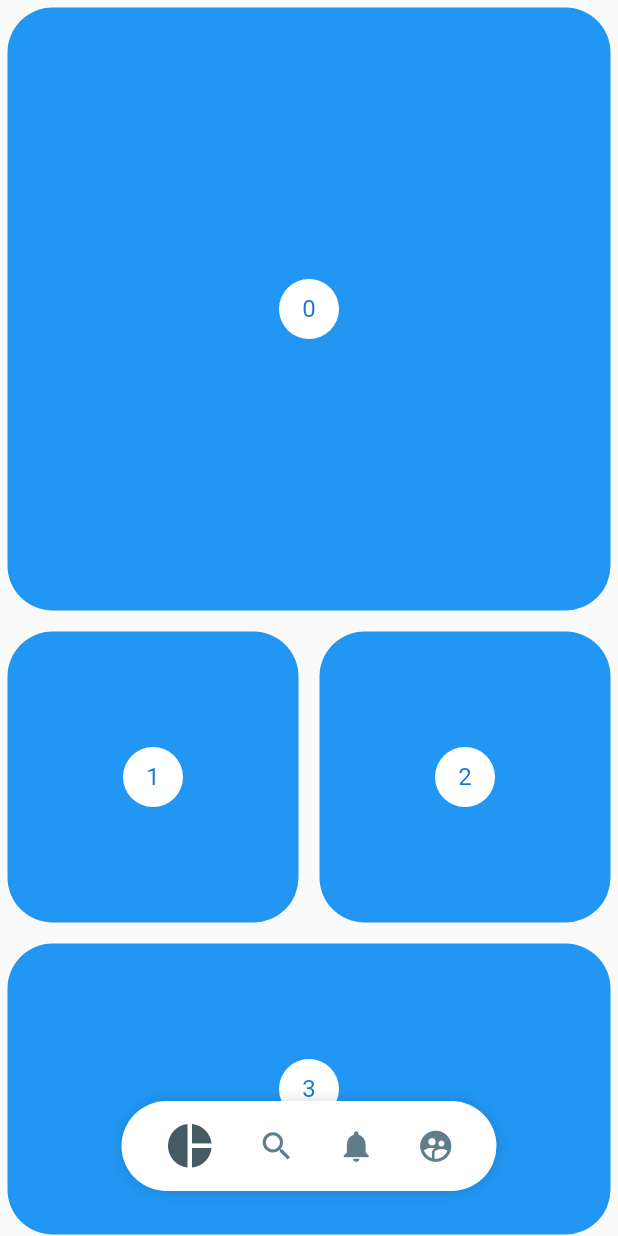
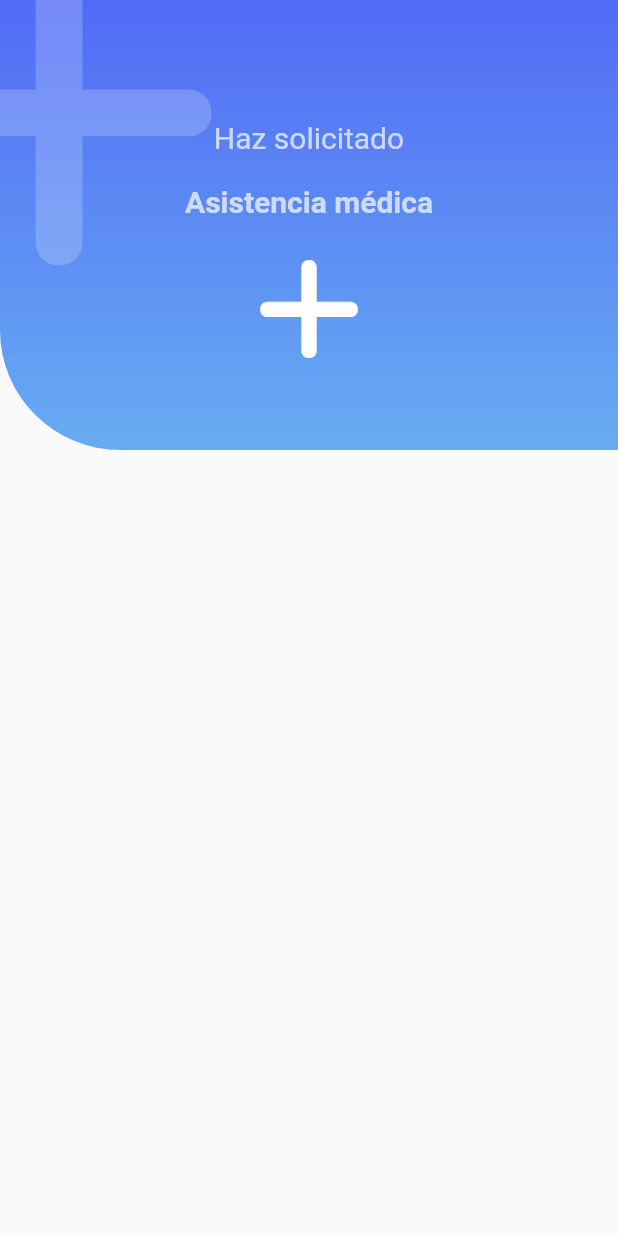
Before and after one commit to laubrener/design_animations, a Flutter app: the screen it shows after launch, on a phone screen of 412 x 824 dp. Run offline on Flutter 3.47's test engine with Material 2 defaults, Android fonts, the phone set to English and light mode, and no system bars; our stand-ins replace flutter_svg, font_awesome_flutter.

Commit message:
emergency header

```diff
--- a/lib/main.dart
+++ b/lib/main.dart
@@ -1,5 +1,6 @@
-import 'package:design/pages/pinterest_page.dart';
+import 'package:design/pages/emergency_page.dart';
 import 'package:flutter/material.dart';
+// import 'package:design/pages/pinterest_page.dart';
 // import 'package:design/pages/slideshow_page.dart';
 // import 'package:design/pages/graficas_circulares_page.dart';
 // import 'package:design/challenges/cuadrado_animado.dart';
@@ -22,7 +23,7 @@ class MyApp extends StatelessWidget {
       theme: ThemeData(
         primarySwatch: Colors.blue,
       ),
-      home: PinterestPage(),
+      home: const EmergencyPage(),
     );
   }
 }
--- /dev/null
+++ b/lib/pages/emergency_page.dart
@@ -0,0 +1,18 @@
+import 'package:design/widgets/headers.dart';
+import 'package:flutter/material.dart';
+import 'package:font_awesome_flutter/font_awesome_flutter.dart';
+
+class EmergencyPage extends StatelessWidget {
+  const EmergencyPage({Key? key}) : super(key: key);
+
+  @override
+  Widget build(BuildContext context) {
+    return const Scaffold(
+      body: IconHeader(
+        icon: FontAwesomeIcons.plus,
+        titulo: 'Asistencia médica',
+        subTitulo: 'Haz solicitado',
+      ),
+    );
+  }
+}
--- a/lib/widgets/headers.dart
+++ b/lib/widgets/headers.dart
@@ -1,4 +1,5 @@
 import 'package:flutter/material.dart';
+import 'package:font_awesome_flutter/font_awesome_flutter.dart';
 
 class MyHomePage extends StatefulWidget {
   const MyHomePage({super.key});
@@ -171,3 +172,96 @@ class WavedHeader extends CustomPainter {
     return true;
   }
 }
+
+class IconHeader extends StatelessWidget {
+  const IconHeader({
+    super.key,
+    required this.icon,
+    required this.titulo,
+    required this.subTitulo,
+    this.color1 = const Color(0xff526BF6),
+    this.color2 = const Color(0xff67ACF2),
+  });
+
+  final IconData icon;
+  final String titulo;
+  final String subTitulo;
+  final Color? color1;
+  final Color? color2;
+
+  @override
+  Widget build(BuildContext context) {
+    final Color colorBlanco = Colors.white.withOpacity(0.7);
+
+    return Stack(
+      children: [
+        _IconHeaderBackground(
+          color1: color1!,
+          color2: color2!,
+        ),
+        Positioned(
+          top: -50,
+          left: -70,
+          child: FaIcon(
+            icon,
+            size: 250,
+            color: Colors.white.withOpacity(0.2),
+          ),
+        ),
+        Center(
+          child: Column(
+            children: [
+              const SizedBox(height: 80),
+              Text(
+                subTitulo,
+                style: TextStyle(fontSize: 20, color: colorBlanco),
+              ),
+              const SizedBox(height: 20),
+              Text(
+                titulo,
+                style: TextStyle(
+                  fontSize: 20,
+                  color: colorBlanco,
+                  fontWeight: FontWeight.bold,
+                ),
+              ),
+              const SizedBox(height: 20),
+              FaIcon(
+                icon,
+                size: 80,
+                color: Colors.white,
+              ),
+            ],
+          ),
+        )
+      ],
+    );
+  }
+}
+
+class _IconHeaderBackground extends StatelessWidget {
+  final Color color1;
+  final Color color2;
+  const _IconHeaderBackground({
+    super.key,
+    required this.color1,
+    required this.color2,
+  });
+
+  @override
+  Widget build(BuildContext context) {
+    return Container(
+        width: double.infinity,
+        height: 300,
+        decoration: BoxDecoration(
+            borderRadius:
+                const BorderRadius.only(bottomLeft: Radius.circular(80)),
+            gradient: LinearGradient(
+                begin: Alignment.topCenter,
+                end: Alignment.bottomCenter,
+                colors: [
+                  color1,
+                  color2,
+                ])));
+  }
+}
```
Also changed, not shown: pubspec.yaml (+6 -20 lines), pubspec.lock.
